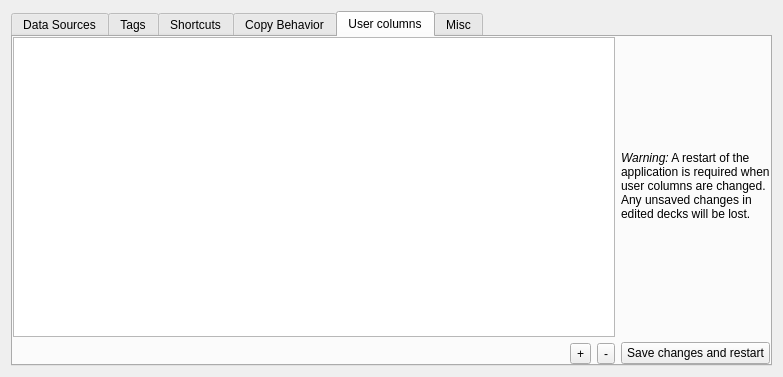
Before: the Qt Designer form mtgcards/optionsdialog.ui in stijnvermeir/mtgcards, drawn with Qt 5.
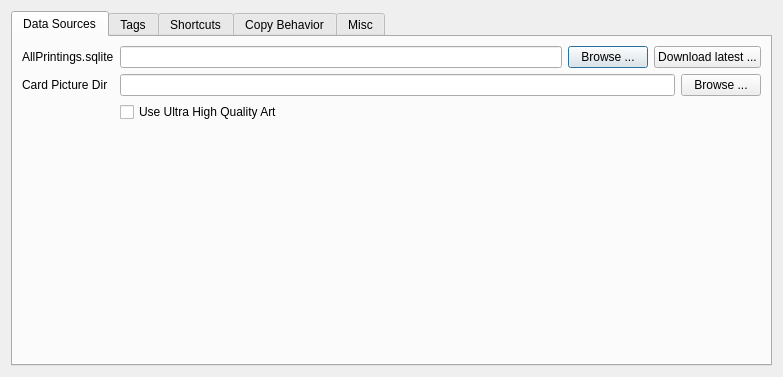
After: the same form once the commit is applied. The open tabs and pages were chosen to show the change. Icons and pictures are not drawn.

Commit message: UI with dock widgets

```diff
--- a/mtgcards/optionsdialog.ui
+++ b/mtgcards/optionsdialog.ui
@@ -326,108 +326,6 @@
        </item>
       </layout>
      </widget>
-     <widget class="QWidget" name="userColumnsTab">
-      <attribute name="title">
-       <string>User columns</string>
-      </attribute>
-      <layout class="QHBoxLayout" name="horizontalLayout_7">
-       <property name="leftMargin">
-        <number>0</number>
-       </property>
-       <property name="topMargin">
-        <number>0</number>
-       </property>
-       <property name="rightMargin">
-        <number>0</number>
-       </property>
-       <property name="bottomMargin">
-        <number>0</number>
-       </property>
-       <item>
-        <layout class="QVBoxLayout" name="verticalLayout_2">
-         <property name="leftMargin">
-          <number>0</number>
-         </property>
-         <property name="bottomMargin">
-          <number>0</number>
-         </property>
-         <item>
-          <widget class="QTableView" name="userColumnsTbl">
-           <property name="editTriggers">
-            <set>QAbstractItemView::DoubleClicked|QAbstractItemView::EditKeyPressed|QAbstractItemView::SelectedClicked</set>
-           </property>
-          </widget>
-         </item>
-         <item>
-          <layout class="QHBoxLayout" name="horizontalLayout_6">
-           <property name="topMargin">
-            <number>0</number>
-           </property>
-           <item>
-            <spacer name="horizontalSpacer">
-             <property name="orientation">
-              <enum>Qt::Horizontal</enum>
-             </property>
-             <property name="sizeHint" stdset="0">
-              <size>
-               <width>40</width>
-               <height>20</height>
-              </size>
-             </property>
-            </spacer>
-           </item>
-           <item>
-            <widget class="QToolButton" name="addUserColumnBtn">
-             <property name="text">
-              <string>+</string>
-             </property>
-             <property name="icon">
-              <iconset resource="mtgcards.qrc">
-               <normaloff>:/resources/icons/add186.svg</normaloff>:/resources/icons/add186.svg</iconset>
-             </property>
-            </widget>
-           </item>
-           <item>
-            <widget class="QToolButton" name="delUserColumnBtn">
-             <property name="text">
-              <string>-</string>
-             </property>
-             <property name="icon">
-              <iconset resource="mtgcards.qrc">
-               <normaloff>:/resources/icons/horizontal39.svg</normaloff>:/resources/icons/horizontal39.svg</iconset>
-             </property>
-            </widget>
-           </item>
-          </layout>
-         </item>
-        </layout>
-       </item>
-       <item>
-        <layout class="QVBoxLayout" name="verticalLayout">
-         <property name="leftMargin">
-          <number>0</number>
-         </property>
-         <item>
-          <widget class="QLabel" name="label_4">
-           <property name="text">
-            <string>&lt;i&gt;Warning:&lt;/i&gt; A restart of the application is required when user columns are changed. Any unsaved changes in edited decks will be lost.</string>
-           </property>
-           <property name="wordWrap">
-            <bool>true</bool>
-           </property>
-          </widget>
-         </item>
-         <item>
-          <widget class="QPushButton" name="saveUserColumnsBtn">
-           <property name="text">
-            <string>Save changes and restart</string>
-           </property>
-          </widget>
-         </item>
-        </layout>
-       </item>
-      </layout>
-     </widget>
      <widget class="QWidget" name="miscTab">
       <attribute name="title">
        <string>Misc</string>
```
Left out of the diff: 2 changed lines with no effect on the pictures. The commit also changes 7 other files.
